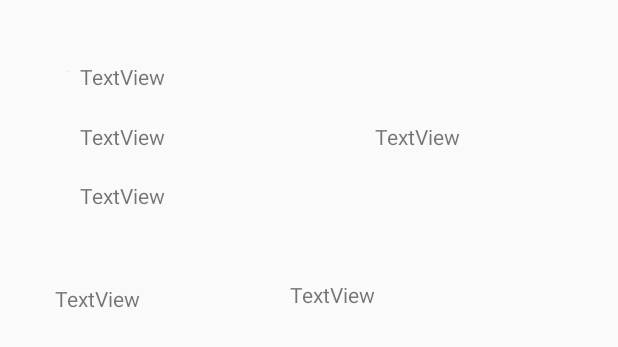
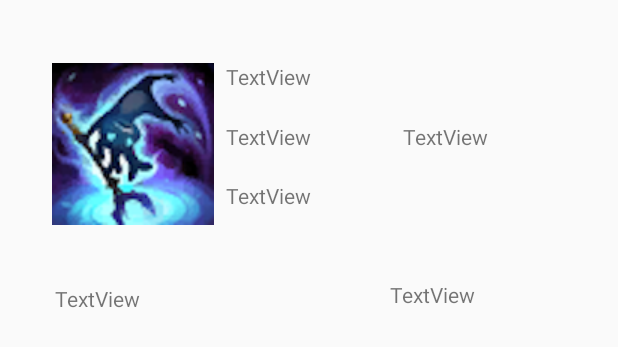
Before and after one commit to JacksonMcLane/ChampionSpotlight, an Android app: the layout activity_efragment.xml on its own in the app's theme, with its tools: preview values and no code run, on a phone screen of 412 x 824 dp. Shown: the top 347 px of the screen. Run offline under Robolectric (Android 15) with nearby library versions, the phone set to English and light mode, and no system bars.

Commit message:
Finished the E fragment

```diff
--- a/app/src/main/res/layout/activity_efragment.xml
+++ b/app/src/main/res/layout/activity_efragment.xml
@@ -7,7 +7,7 @@
     tools:context=".EFragment">
 
     <ImageView
-        android:id="@+id/imageView_"
+        android:id="@+id/imageView_eFragment_image"
         android:layout_width="wrap_content"
         android:layout_height="wrap_content"
         android:layout_marginStart="8dp"
@@ -20,10 +20,10 @@
         app:layout_constraintStart_toStartOf="parent"
         app:layout_constraintTop_toTopOf="parent"
         app:layout_constraintVertical_bias="0.049"
-        tools:src="@tools:sample/avatars" />
+        android:src ="@drawable/fizz_e" />
 
     <TextView
-        android:id="@+id/textView2"
+        android:id="@+id/textView_eFragment_cost"
         android:layout_width="83dp"
         android:layout_height="29dp"
         android:layout_marginStart="8dp"
@@ -34,12 +34,12 @@
         app:layout_constraintBottom_toBottomOf="parent"
         app:layout_constraintEnd_toEndOf="parent"
         app:layout_constraintHorizontal_bias="0.0"
-        app:layout_constraintStart_toEndOf="@+id/imageView_"
-        app:layout_constraintTop_toBottomOf="@+id/textView7"
+        app:layout_constraintStart_toEndOf="@+id/imageView_eFragment_image"
+        app:layout_constraintTop_toBottomOf="@+id/textView_eFragment_name"
         app:layout_constraintVertical_bias="0.0" />
 
     <TextView
-        android:id="@+id/textView3"
+        android:id="@+id/textView_eFragment_costNum"
         android:layout_width="107dp"
         android:layout_height="27dp"
         android:layout_marginStart="8dp"
@@ -49,12 +49,12 @@
         app:layout_constraintBottom_toBottomOf="parent"
         app:layout_constraintEnd_toEndOf="parent"
         app:layout_constraintHorizontal_bias="0.809"
-        app:layout_constraintStart_toEndOf="@+id/imageView_"
-        app:layout_constraintTop_toBottomOf="@+id/textView7"
+        app:layout_constraintStart_toEndOf="@+id/imageView_eFragment_image"
+        app:layout_constraintTop_toBottomOf="@+id/textView_eFragment_name"
         app:layout_constraintVertical_bias="0.0" />
 
     <TextView
-        android:id="@+id/textView4"
+        android:id="@+id/textView_eFragment_range"
         android:layout_width="81dp"
         android:layout_height="38dp"
         android:layout_marginStart="8dp"
@@ -64,12 +64,12 @@
         app:layout_constraintBottom_toBottomOf="parent"
         app:layout_constraintEnd_toEndOf="parent"
         app:layout_constraintHorizontal_bias="0.0"
-        app:layout_constraintStart_toEndOf="@+id/imageView_"
-        app:layout_constraintTop_toBottomOf="@+id/textView2"
+        app:layout_constraintStart_toEndOf="@+id/imageView_eFragment_image"
+        app:layout_constraintTop_toBottomOf="@+id/textView_eFragment_cost"
         app:layout_constraintVertical_bias="0.015" />
 
     <TextView
-        android:id="@+id/textView5"
+        android:id="@+id/textView_eFragment_rangeNum"
         android:layout_width="82dp"
         android:layout_height="38dp"
         android:layout_marginStart="88dp"
@@ -79,12 +79,12 @@
         app:layout_constraintBottom_toBottomOf="parent"
         app:layout_constraintEnd_toEndOf="parent"
         app:layout_constraintHorizontal_bias="0.319"
-        app:layout_constraintStart_toEndOf="@+id/imageView_"
-        app:layout_constraintTop_toBottomOf="@+id/textView3"
+        app:layout_constraintStart_toEndOf="@+id/imageView_eFragment_image"
+        app:layout_constraintTop_toBottomOf="@+id/textView_eFragment_costNum"
         app:layout_constraintVertical_bias="0.769" />
 
     <TextView
-        android:id="@+id/textView6"
+        android:id="@+id/textView_eFragment_description"
         android:layout_width="343dp"
         android:layout_height="181dp"
         android:layout_marginStart="8dp"
@@ -95,11 +95,11 @@
         app:layout_constraintEnd_toEndOf="parent"
         app:layout_constraintHorizontal_bias="0.538"
         app:layout_constraintStart_toStartOf="parent"
-        app:layout_constraintTop_toBottomOf="@+id/textView4"
+        app:layout_constraintTop_toBottomOf="@+id/textView_eFragment_range"
         app:layout_constraintVertical_bias="0.064" />
 
     <TextView
-        android:id="@+id/textView7"
+        android:id="@+id/textView_eFragment_name"
         android:layout_width="200dp"
         android:layout_height="32dp"
         android:layout_marginStart="8dp"
@@ -109,7 +109,7 @@
         app:layout_constraintBottom_toBottomOf="parent"
         app:layout_constraintEnd_toEndOf="parent"
         app:layout_constraintHorizontal_bias="0.0"
-        app:layout_constraintStart_toEndOf="@+id/imageView_"
+        app:layout_constraintStart_toEndOf="@+id/imageView_eFragment_image"
         app:layout_constraintTop_toTopOf="parent"
         app:layout_constraintVertical_bias="0.053" />
 </androidx.constraintlayout.widget.ConstraintLayout>
```
Also changed, not shown: app/src/main/java/com/example/championspotlight/EFragment.java (+30 -3 lines), app/src/main/java/com/example/championspotlight/QFragment.java (+8 -5 lines).
